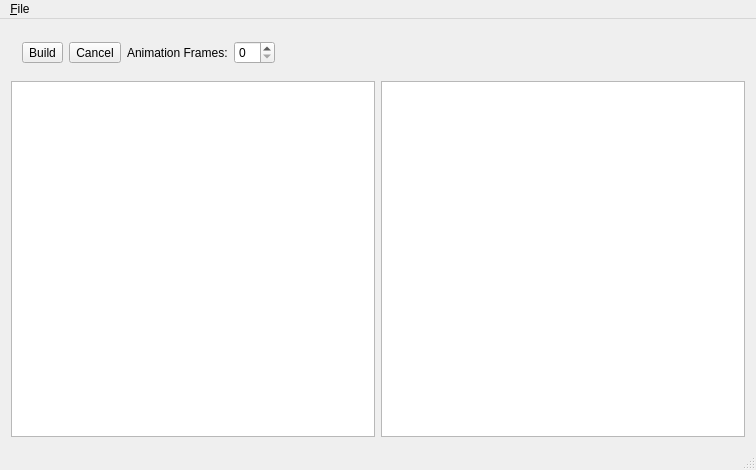
Before: the Qt Designer form src-qt/mainwindow.ui in MtnViewJohn/context-free, drawn with Qt 5.
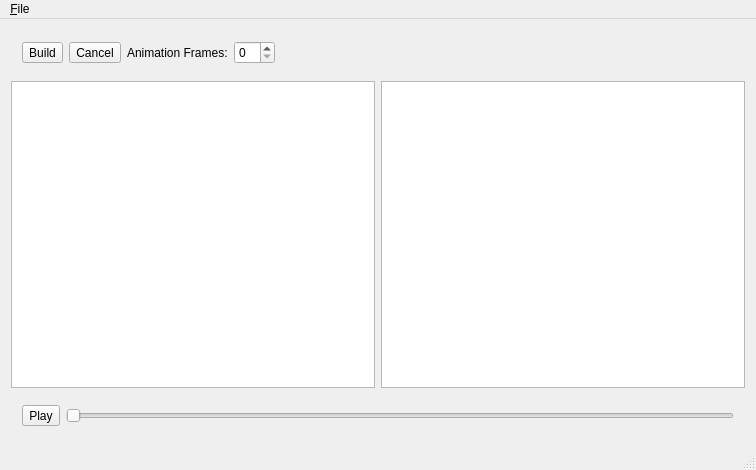
After: the same form once the commit is applied. Icons and pictures are not drawn.

Commit message: qt - Add playhead and play/pause functions

What changed in the file:
```diff
--- a/src-qt/mainwindow.ui
+++ b/src-qt/mainwindow.ui
@@ -85,6 +85,53 @@
       </item>
      </layout>
     </item>
+    <item>
+     <widget class="QFrame" name="mediaBar">
+      <property name="sizePolicy">
+       <sizepolicy hsizetype="Expanding" vsizetype="Preferred">
+        <horstretch>0</horstretch>
+        <verstretch>0</verstretch>
+       </sizepolicy>
+      </property>
+      <property name="layoutDirection">
+       <enum>Qt::LeftToRight</enum>
+      </property>
+      <property name="frameShape">
+       <enum>QFrame::NoFrame</enum>
+      </property>
+      <property name="frameShadow">
+       <enum>QFrame::Plain</enum>
+      </property>
+      <layout class="QHBoxLayout" name="horizontalLayout_2">
+       <item alignment="Qt::AlignLeft|Qt::AlignVCenter">
+        <widget class="QToolButton" name="playButton">
+         <property name="text">
+          <string>Play</string>
+         </property>
+         <property name="icon">
+          <iconset theme="media-playback-start"/>
+         </property>
+         <property name="checkable">
+          <bool>true</bool>
+         </property>
+        </widget>
+       </item>
+       <item>
+        <widget class="QSlider" name="playhead">
+         <property name="sizePolicy">
+          <sizepolicy hsizetype="Expanding" vsizetype="Fixed">
+           <horstretch>0</horstretch>
+           <verstretch>0</verstretch>
+          </sizepolicy>
+         </property>
+         <property name="orientation">
+          <enum>Qt::Horizontal</enum>
+         </property>
+        </widget>
+       </item>
+      </layout>
+     </widget>
+    </item>
    </layout>
   </widget>
   <widget class="QMenuBar" name="menuBar">
```
Left out of the diff: 40 changed lines with no effect on the pictures. The commit also changes 9 other files.
